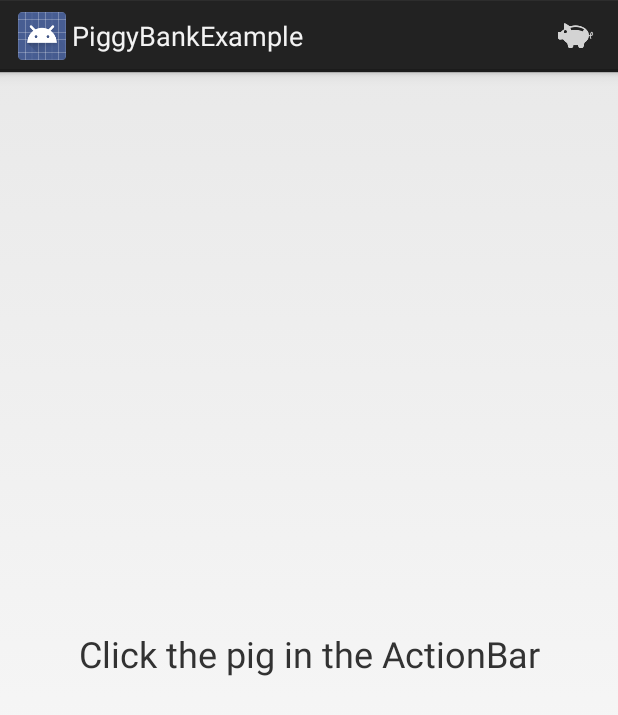
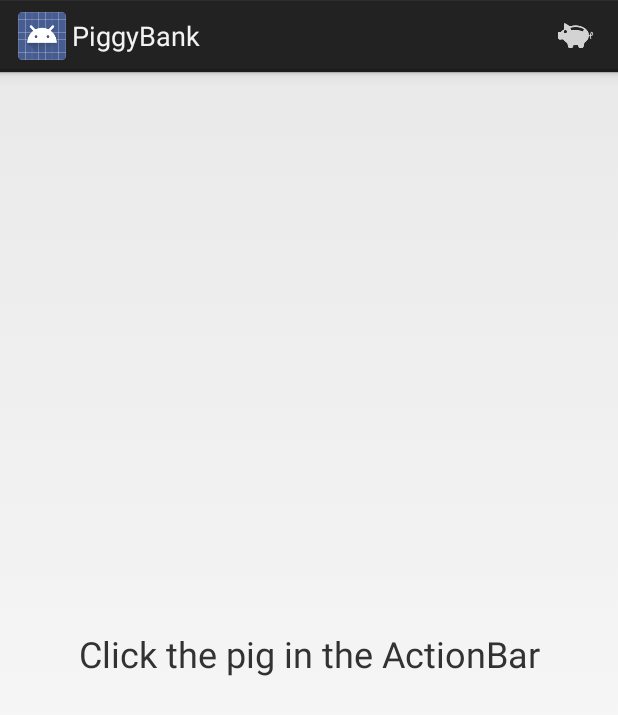
Before and after one commit to Brightify/piggybank, an Android app: the screen it shows after launch (MainActivity), on a phone screen of 412 x 824 dp. Shown: the top 715 px of the screen. Run offline under Robolectric (Android 15) with nearby library versions, the phone set to English and light mode, and no system bars; libraries missing offline, so code that uses them is left out: com.android.vending; 1 statement that could not run was skipped.

Commit message:
Try to fix resources. Make it 1.0.1.

```diff
--- a/example/src/main/AndroidManifest.xml
+++ b/example/src/main/AndroidManifest.xml
@@ -7,11 +7,11 @@
     <application
         android:allowBackup="true"
         android:icon="@drawable/ic_launcher"
-        android:label="@string/app_name"
+        android:label="@string/piggy_app_name"
         android:theme="@style/AppTheme" >
         <activity
             android:name=".MainActivity"
-            android:label="@string/app_name" >
+            android:label="@string/piggy_app_name">
             <intent-filter>
                 <action android:name="android.intent.action.MAIN" />
 
--- a/example/src/main/res/values/strings.xml
+++ b/example/src/main/res/values/strings.xml
@@ -1,8 +1,8 @@
 <?xml version="1.0" encoding="utf-8"?>
 <resources>
 
-    <string name="app_name">PiggyBankExample</string>
-    <string name="hello_world">Hello world!</string>
-    <string name="action_settings">Settings</string>
+    <string name="piggy_example_app_name">PiggyBankExample</string>
+    <string name="piggy_example_hello_world">Hello world!</string>
+    <string name="piggy_example_action_settings">Settings</string>
 
 </resources>
--- a/library/build.gradle
+++ b/library/build.gradle
@@ -1,7 +1,7 @@
 apply plugin: 'com.android.library'
 apply plugin: 'maven'
 
-version = '1.0.0'
+version = '1.0.1'
 group = 'org.brightify.piggybank'
 
 configurations {
--- a/library/src/main/java/org/brightify/piggybank/PiggyBank.java
+++ b/library/src/main/java/org/brightify/piggybank/PiggyBank.java
@@ -210,10 +210,10 @@ public class PiggyBank {
 
         public Builder(Activity activity) {
             piggyBank.activity = activity;
-            piggyBank.message = activity.getString(R.string.dialogMessage);
-            piggyBank.title = activity.getString(R.string.dialogTitle);
-            piggyBank.cancelText = activity.getString(R.string.cancelButtonText);
-            piggyBank.donateText = activity.getString(R.string.dialogDonateButtonText);
+            piggyBank.message = activity.getString(R.string.piggy_dialogMessage);
+            piggyBank.title = activity.getString(R.string.piggy_dialogTitle);
+            piggyBank.cancelText = activity.getString(R.string.piggy_cancelButtonText);
+            piggyBank.donateText = activity.getString(R.string.piggy_dialogDonateButtonText);
         }
 
         /**
--- a/library/src/main/res/values/strings.xml
+++ b/library/src/main/res/values/strings.xml
@@ -1,7 +1,7 @@
 <resources>
-    <string name="app_name">PiggyBank</string>
-    <string name="cancelButtonText">Maybe later</string>
-    <string name="dialogTitle">Donate</string>
-    <string name="dialogMessage">We are poor and we need money. Please donate.</string>
-    <string name="dialogDonateButtonText">Donate</string>
+    <string name="piggy_app_name">PiggyBank</string>
+    <string name="piggy_cancelButtonText">Maybe later</string>
+    <string name="piggy_dialogTitle">Donate</string>
+    <string name="piggy_dialogMessage">We are poor and we need money. Please donate.</string>
+    <string name="piggy_dialogDonateButtonText">Donate</string>
 </resources>
```
Also changed, not shown: 1 other file.
